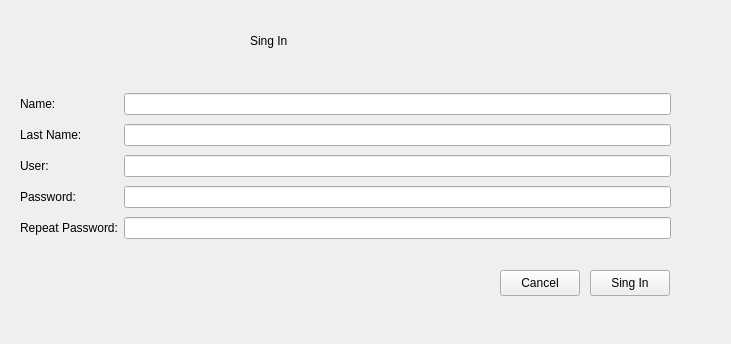
Before: the Qt Designer form registrywindow.ui in CesarB794/Qt-Login, drawn with Qt 5.
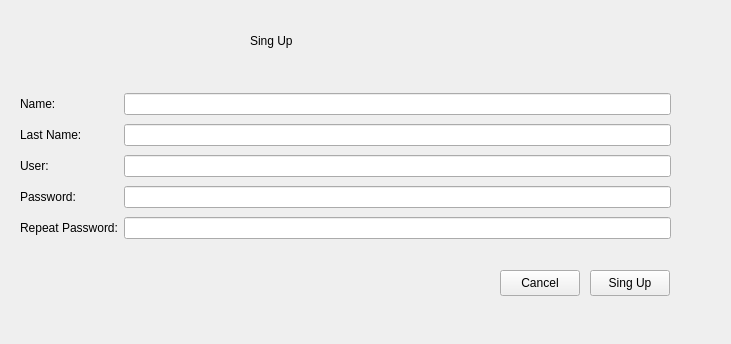
After: the same form once the commit is applied.

Diff of the .ui file:
```diff
--- a/registrywindow.ui
+++ b/registrywindow.ui
@@ -26,7 +26,7 @@
     <string notr="true">font: 20pt &quot;Noto Sans&quot;;</string>
    </property>
    <property name="text">
-    <string>Sing In</string>
+    <string>Sing Up</string>
    </property>
   </widget>
   <widget class="QPushButton" name="SingInButton">
@@ -39,7 +39,7 @@
     </rect>
    </property>
    <property name="text">
-    <string>Sing In</string>
+    <string>Sing Up</string>
    </property>
   </widget>
   <widget class="QPushButton" name="CancelButton">
@@ -55,7 +55,7 @@
     <string>Cancel</string>
    </property>
   </widget>
-  <widget class="QWidget" name="">
+  <widget class="QWidget" name="layoutWidget">
    <property name="geometry">
     <rect>
      <x>20</x>
```
